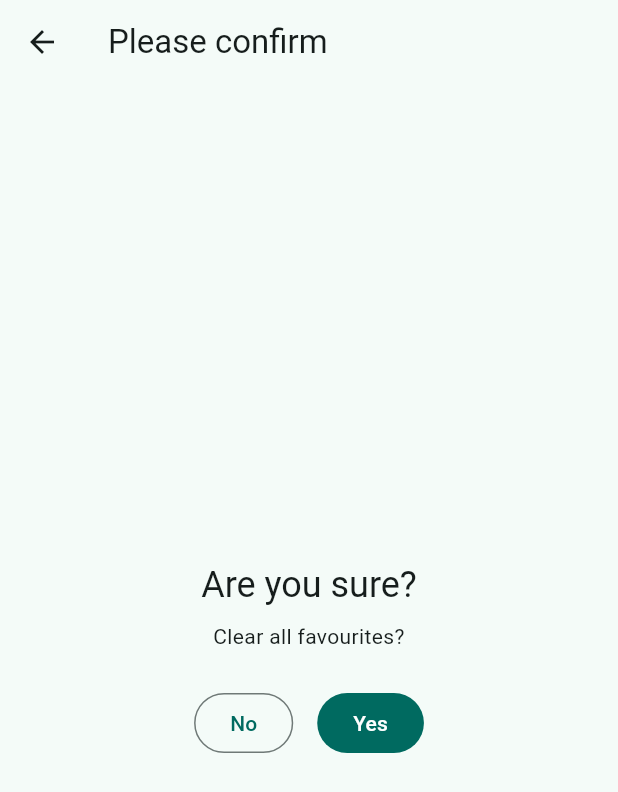
After one commit to AhammadAliPK/campus_buddy_kict, a Flutter app: the screen it shows after launch, item 2 of the bottom bar chosen, after a tap on the "star border" icon, after a tap on the "star outline" icon, on a phone screen of 412 x 824 dp. The commit adds this screen. Shown: the top 792 px of the screen. Run offline on Flutter 3.47's test engine with Material 3 defaults, Android fonts, the phone set to English and light mode, and no system bars.

Commit message:
week 6 exercise and notes tab

```diff
--- /dev/null
+++ b/lib/screens/confirm_screen.dart
@@ -0,0 +1,41 @@
+import 'package:flutter/material.dart';
+
+class ConfirmScreen extends StatelessWidget {
+  const ConfirmScreen({super.key, required this.message});
+
+  final String message;
+
+  @override
+  Widget build(BuildContext context) {
+    return Scaffold(
+      appBar: AppBar(title: const Text('Please confirm')),
+      body: Padding(
+        padding: const EdgeInsets.all(24),
+        child: Column(
+          mainAxisAlignment: MainAxisAlignment.center,
+          children: [
+            Text('Are you sure?',
+                style: Theme.of(context).textTheme.headlineSmall),
+            const SizedBox(height: 8),
+            Text(message, textAlign: TextAlign.center),
+            const SizedBox(height: 24),
+            Row(
+              mainAxisAlignment: MainAxisAlignment.center,
+              children: [
+                OutlinedButton(
+                  onPressed: () => Navigator.pop(context, false),
+                  child: const Text('No'),
+                ),
+                const SizedBox(width: 16),
+                FilledButton(
+                  onPressed: () => Navigator.pop(context, true),
+                  child: const Text('Yes'),
+                ),
+              ],
+            ),
+          ],
+        ),
+      ),
+    );
+  }
+}
--- a/lib/screens/courses_screen.dart
+++ b/lib/screens/courses_screen.dart
@@ -3,6 +3,7 @@ import 'package:campus_buddy_kict/data/courses.dart';
 import 'package:campus_buddy_kict/models/course.dart';
 import 'package:campus_buddy_kict/add_course_dialog.dart';
 import 'package:campus_buddy_kict/screens/course_detail_screen.dart';
+import 'package:campus_buddy_kict/screens/confirm_screen.dart';
 
 class CoursesScreen extends StatefulWidget {
   const CoursesScreen({super.key});
@@ -26,6 +27,20 @@ class _CoursesScreenState extends State<CoursesScreen> {
       _courses[index] =
           _courses[index].copyWith(isFavorite: !_courses[index].isFavorite);
     });
+  }
+
+  Future<void> _clearFavorites() async {
+    final ok = await Navigator.push<bool>(
+      context,
+      MaterialPageRoute(
+        builder: (_) => const ConfirmScreen(message: 'Clear all favourites?'),
+      ),
+    );
+    if (ok == true) {
+      setState(() {
+        _courses = _courses.map((c) => c.copyWith(isFavorite: false)).toList();
+      });
+    }
   }
 
   void _toggleEnrolled(int index) {
@@ -67,6 +82,11 @@ class _CoursesScreenState extends State<CoursesScreen> {
           IconButton(
             icon: const Icon(Icons.add),
             onPressed: _addCourse,
+          ),
+          IconButton(
+            icon: const Icon(Icons.star_outline),
+            tooltip: 'Clear all favourites',
+            onPressed: _clearFavorites,
           ),
           IconButton(
             icon: _isGrid ? const Icon(Icons.grid_on) : const Icon(Icons.list),
--- a/lib/screens/home_screen.dart
+++ b/lib/screens/home_screen.dart
@@ -1,6 +1,7 @@
 import 'package:flutter/material.dart';
 import 'package:campus_buddy_kict/screens/prayer_times_screen.dart';
 import 'package:campus_buddy_kict/screens/campus_links_screen.dart';
+import 'package:campus_buddy_kict/screens/confirm_screen.dart';
 
 class HomeScreen extends StatelessWidget {
   const HomeScreen({super.key});
@@ -52,7 +53,27 @@ class HomeScreen extends StatelessWidget {
               onTap: () => Navigator.pushNamed(context, '/about'),
             ),
           ),
-        ],
+          const SizedBox(height: 16),
+            OutlinedButton.icon(
+              icon: const Icon(Icons.star_outline),
+              label: const Text('Clear all favourites'),
+              onPressed: () async {
+                final ok = await Navigator.push<bool>(
+                  context,
+                  MaterialPageRoute(
+                    builder: (_) =>
+                        const ConfirmScreen(message: 'Clear all favourites?'),
+                  ),
+                );
+                if (ok == true && context.mounted) {
+                  ScaffoldMessenger.of(context).showSnackBar(
+                    const SnackBar(
+                        content: Text("Can't clear from Home: see the explanation")),
+                  );
+                }
+              },
+            ),
+          ],
       ),
     );
   }
--- /dev/null
+++ b/lib/screens/notes_screen.dart
@@ -0,0 +1,13 @@
+import 'package:flutter/material.dart';
+
+class NotesScreen extends StatelessWidget {
+  const NotesScreen({super.key});
+
+  @override
+  Widget build(BuildContext context) {
+    return Scaffold(
+      appBar: AppBar(title: const Text('Notes')),
+      body: const Center(child: Text('Notes — coming in Week 11')),
+    );
+  }
+}
--- a/lib/shell_screen.dart
+++ b/lib/shell_screen.dart
@@ -2,6 +2,7 @@ import 'package:flutter/material.dart';
 import 'package:campus_buddy_kict/screens/home_screen.dart';
 import 'package:campus_buddy_kict/screens/courses_screen.dart';
 import 'package:campus_buddy_kict/screens/profile_screen.dart';
+import 'package:campus_buddy_kict/screens/notes_screen.dart';
 
 class ShellScreen extends StatefulWidget {
   const ShellScreen({super.key});
@@ -22,6 +23,7 @@ class _ShellScreenState extends State<ShellScreen> {
           HomeScreen(),
           CoursesScreen(),
           ProfileScreen(),
+          NotesScreen(),
         ],
       ),
       bottomNavigationBar: NavigationBar(
@@ -40,6 +42,10 @@ class _ShellScreenState extends State<ShellScreen> {
               icon: Icon(Icons.person_outline),
               selectedIcon: Icon(Icons.person),
               label: 'Profile'),
+          NavigationDestination(
+              icon: Icon(Icons.note_outlined),
+              selectedIcon: Icon(Icons.note),
+              label: 'Notes'),
         ],
       ),
     );
```
